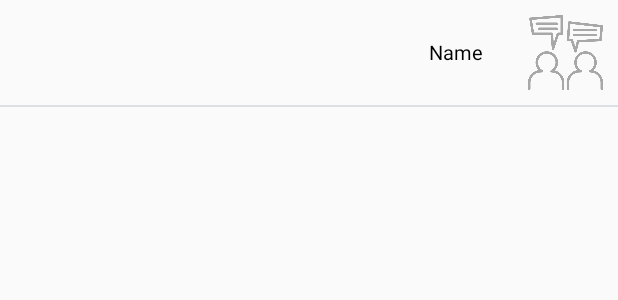
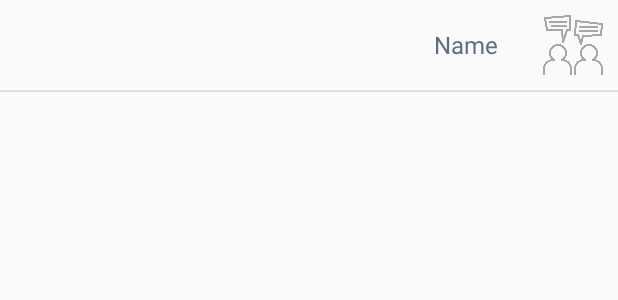
Before and after one commit to mabahmani/ChatRoomMessenger, an Android app: the layout rooms_item_row.xml on its own in the app's theme, with its tools: preview values and no code run, on a phone screen of 412 x 824 dp. Shown: the top 300 px of the screen. Run offline under Robolectric (Android 15) with nearby library versions, the phone set to English and light mode, and no system bars.

Commit message:
UI Improvement

```diff
--- a/app/src/main/res/layout/rooms_item_row.xml
+++ b/app/src/main/res/layout/rooms_item_row.xml
@@ -10,8 +10,8 @@
         android:layout_height="wrap_content">
         <ImageView
             android:id="@+id/image"
-            android:layout_width="50dp"
-            android:layout_height="50dp"
+            android:layout_width="40dp"
+            android:layout_height="40dp"
             android:layout_margin="10dp"
             android:src="@mipmap/chat" />
 
@@ -27,8 +27,8 @@
                 android:layout_height="wrap_content"
                 android:text="Name"
                 android:layout_marginRight="20dp"
-                android:textColor="#000"
-                android:textSize="13sp" />
+                android:textColor="@color/message_color"
+                android:textSize="16sp" />
 
         </LinearLayout>
 
```
